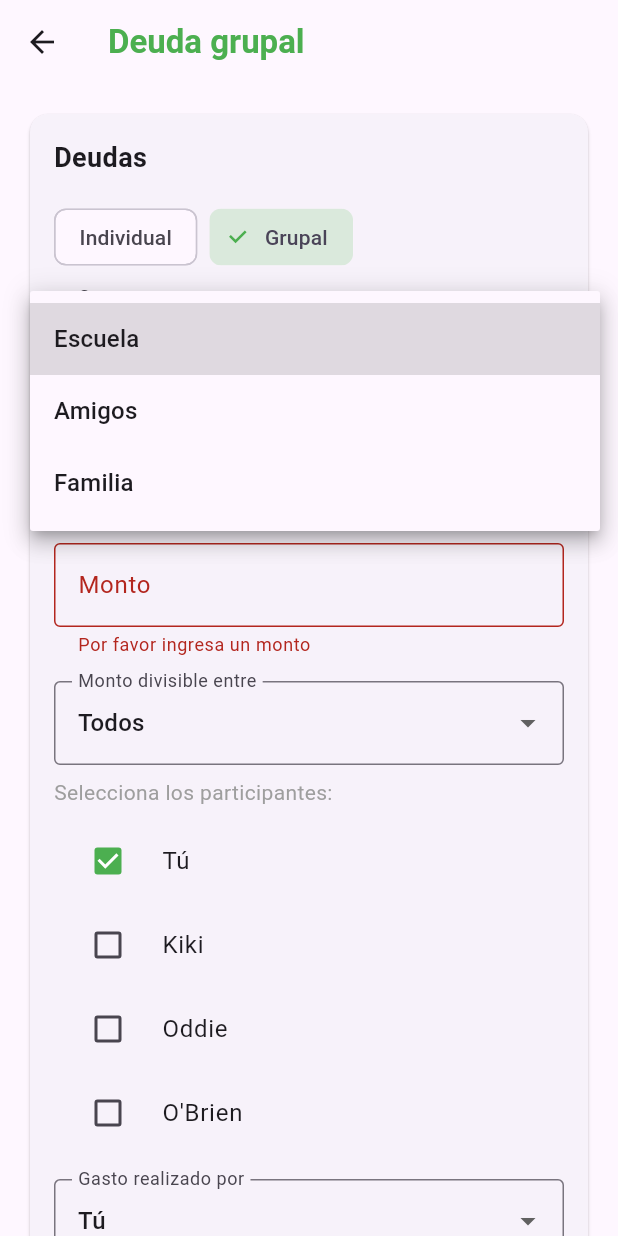
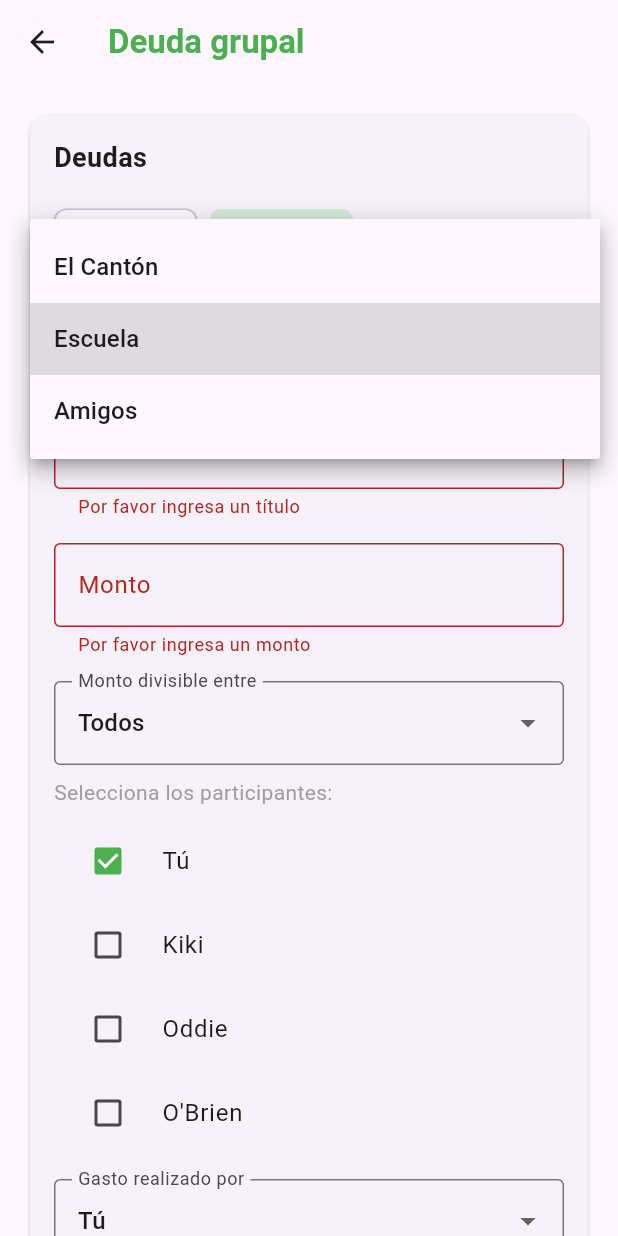
Before and after one commit to Myshelluwu/paytogether, a Flutter app: the AgregarGastoScreen screen opened directly, after a tap on "Guardar", after a tap on "Grupal", after a tap on "Escuela", on a phone screen of 412 x 824 dp. Run offline on Flutter 3.47's test engine with Material 3 defaults, Android fonts, the phone set to English and light mode, and no system bars; Roboto replaces fonts that are missing (Poppins).

Commit message:
Correciones de errores en agregar gasto

```diff
--- a/lib/agregar_gasto.dart
+++ b/lib/agregar_gasto.dart
@@ -19,6 +19,7 @@ class _AgregarGastoScreenState extends State<AgregarGastoScreen> {
   bool _gastoDividido = true;
   String _selectedPersona = 'Kiki';
   String _selectedGrupo = 'Escuela';
+  DateTime _selectedDate = DateTime.now();
 
   @override
   void dispose() {
@@ -26,6 +27,36 @@ class _AgregarGastoScreenState extends State<AgregarGastoScreen> {
     _montoController.dispose();
     _tituloController.dispose();
     super.dispose();
+  }
+
+  Future<void> _selectDate(BuildContext context) async {
+    final DateTime? picked = await showDatePicker(
+      context: context,
+      initialDate: _selectedDate,
+      firstDate: DateTime(2020),
+      lastDate: DateTime(2030),
+      builder: (context, child) {
+        return Theme(
+          data: Theme.of(context).copyWith(
+            colorScheme: const ColorScheme.light(
+              primary: Colors.green,
+              onPrimary: Colors.white,
+              onSurface: Colors.black,
+            ),
+          ),
+          child: child!,
+        );
+      },
+    );
+    if (picked != null && picked != _selectedDate) {
+      setState(() {
+        _selectedDate = picked;
+      });
+    }
+  }
+
+  String _formatDate(DateTime date) {
+    return '${date.day.toString().padLeft(2, '0')}/${date.month.toString().padLeft(2, '0')}/${date.year}';
   }
 
   @override
@@ -90,7 +121,6 @@ class _AgregarGastoScreenState extends State<AgregarGastoScreen> {
                         ],
                       ),
                       const SizedBox(height: 16),
-
                       // Campos específicos según el tipo de gasto
                       if (_tipoGasto == 'individual') ...[
                         // Selector de persona
@@ -121,7 +151,7 @@ class _AgregarGastoScreenState extends State<AgregarGastoScreen> {
                             border: OutlineInputBorder(),
                           ),
                           value: _selectedGrupo,
-                          items: ['Escuela', 'Amigos', 'Familia']
+                          items: ['El Cantón', 'Escuela', 'Amigos']
                               .map((String value) {
                             return DropdownMenuItem<String>(
                               value: value,
@@ -309,7 +339,9 @@ class _AgregarGastoScreenState extends State<AgregarGastoScreen> {
                       const SizedBox(height: 16),
 
                       // Fecha
-                      Container(
+                      InkWell(
+                        onTap: () => _selectDate(context),
+                        child: Container(
                           padding: const EdgeInsets.all(8),
                           decoration: BoxDecoration(
                             border: Border.all(color: Colors.grey),
@@ -320,10 +352,11 @@ class _AgregarGastoScreenState extends State<AgregarGastoScreen> {
                               const Icon(Icons.calendar_today),
                               const SizedBox(width: 8),
                               Text(
-                              '29/03/2025',
+                                _formatDate(_selectedDate),
                                 style: Theme.of(context).textTheme.bodyLarge,
                               ),
                             ],
+                          ),
                         ),
                       ),
                       const SizedBox(height: 16),
@@ -347,24 +380,6 @@ class _AgregarGastoScreenState extends State<AgregarGastoScreen> {
               // Botones
               Row(
                 children: [
-                  Expanded(
-                    child: ElevatedButton(
-                      onPressed: _guardarGasto,
-                      style: ElevatedButton.styleFrom(
-                        backgroundColor: Colors.green,
-                        padding: const EdgeInsets.symmetric(vertical: 16),
-                      ),
-                      child: const Text(
-                        'Guardar',
-                        style: TextStyle(
-                          fontSize: 16,
-                          fontWeight: FontWeight.bold,
-                          color: Colors.white,
-                        ),
-                      ),
-                    ),
-                  ),
-                  const SizedBox(width: 16),
                   Expanded(
                     child: OutlinedButton(
                       onPressed: () {
@@ -402,6 +417,24 @@ class _AgregarGastoScreenState extends State<AgregarGastoScreen> {
                       ),
                     ),
                   ),
+                  const SizedBox(width: 16),
+                  Expanded(
+                    child: ElevatedButton(
+                      onPressed: _guardarGasto,
+                      style: ElevatedButton.styleFrom(
+                        backgroundColor: Colors.green,
+                        padding: const EdgeInsets.symmetric(vertical: 16),
+                      ),
+                      child: const Text(
+                        'Guardar',
+                        style: TextStyle(
+                          fontSize: 16,
+                          fontWeight: FontWeight.bold,
+                          color: Colors.white,
+                        ),
+                      ),
+                    ),
+                  ),
                 ],
               ),
             ],
--- a/lib/main.dart
+++ b/lib/main.dart
@@ -1,7 +1,7 @@
 import 'package:flutter/material.dart';
 import 'package:paytogether/menu.dart';
+import 'package:paytogether/grupo.dart';
 import 'package:paytogether/persona.dart';
-import 'package:paytogether/grupo.dart';
 import 'package:paytogether/historial_individual.dart';
 import 'package:paytogether/historial_grupo.dart';
 
```
Also changed, not shown: pubspec.yaml (+4 -4 lines), pubspec.lock. Lines whose indentation alone changed are shown as unchanged.
